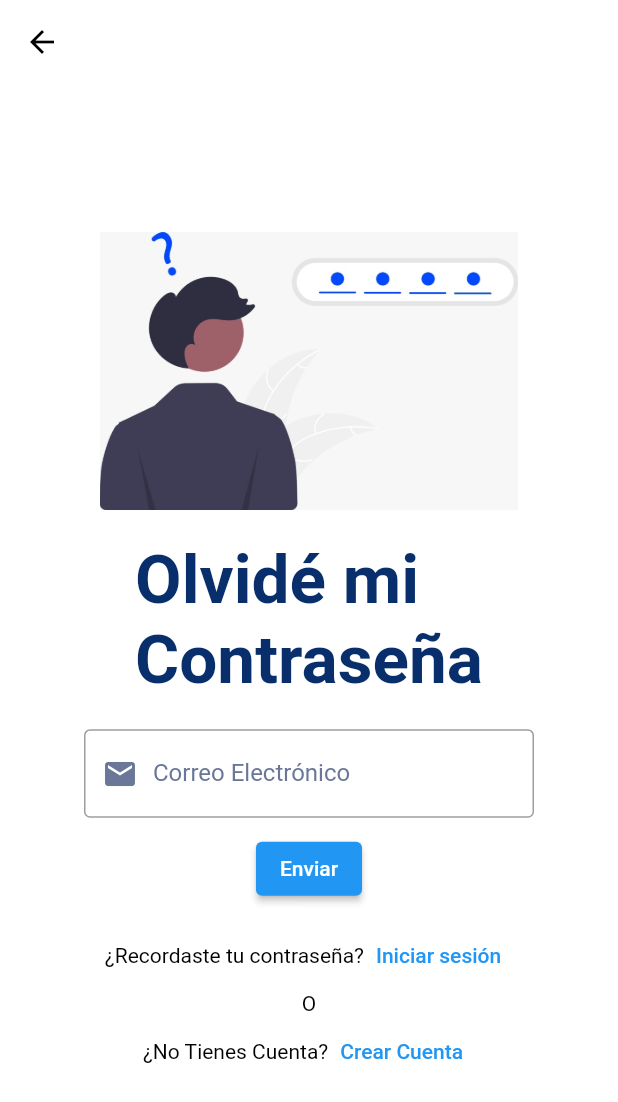
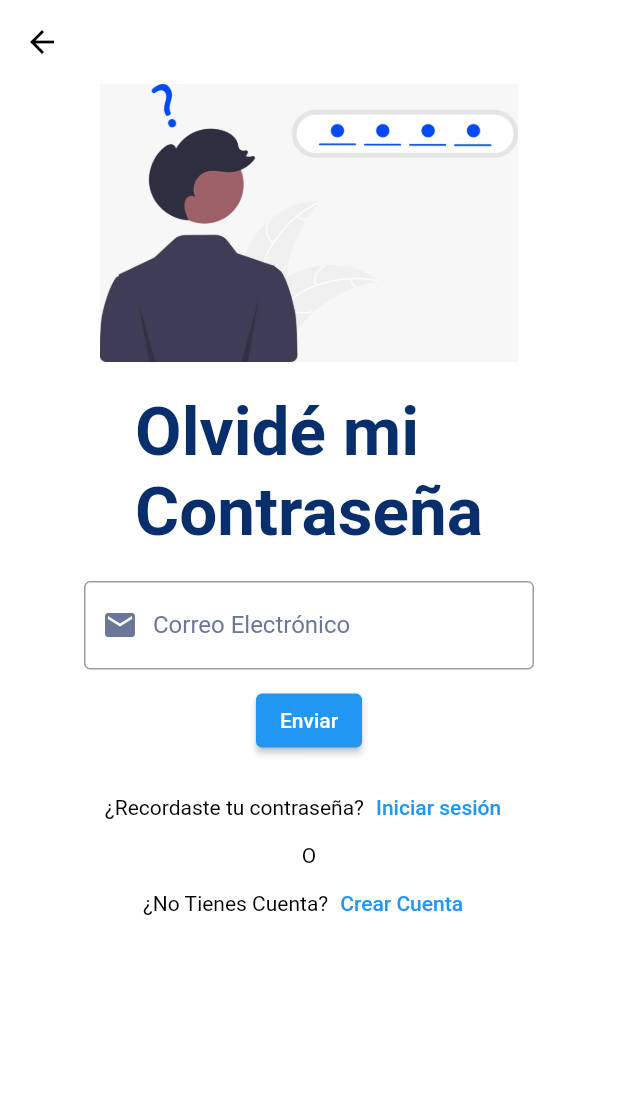
Before and after one commit to xXAngel-15Xx/JustificacionApp, a Flutter app: the ForgetPasswordPage screen opened by its route, on a phone screen of 412 x 824 dp. Shown: the top 1102 px of the screen. Run offline on Flutter 3.47's test engine with Material 2 defaults, Android fonts, the phone set to English and light mode, and no system bars; our stand-ins replace email_validator, flutter_svg, sqflite; accounts and stored records are empty.

Commit message:
arreglo de desbordamiento

```diff
--- a/lib/src/pages/List.dart
+++ b/lib/src/pages/List.dart
@@ -3,7 +3,6 @@ import 'package:flutter_svg/flutter_svg.dart';
 import 'package:justificacion_app/src/provider/ui_provider.dart';
 import 'package:justificacion_app/src/widgets/radio_user.dart';
 import 'package:provider/provider.dart';
-
 import '../styles/styles.dart';
 
 class RegisterPage extends StatefulWidget {
--- a/lib/src/pages/forget_password_page.dart
+++ b/lib/src/pages/forget_password_page.dart
@@ -13,7 +13,7 @@ class ForgetPasswordPage extends StatelessWidget {
         iconTheme: const IconThemeData(color: Colors.black),
       ),
       backgroundColor: white,
-      body: Center(
+      body: SingleChildScrollView(
         child: Column(
           mainAxisAlignment: MainAxisAlignment.center,
           children: [
@@ -50,7 +50,8 @@ class ForgetPasswordPage extends StatelessWidget {
             SizedBox(
               width: 300,
               child: TextField(
-                decoration: inputWithBorder('Correo Electrónico', iconData: Icons.email),
+                decoration: inputWithBorder('Correo Electrónico',
+                    iconData: Icons.email),
               ),
             ),
             const SizedBox(height: 10),
```
